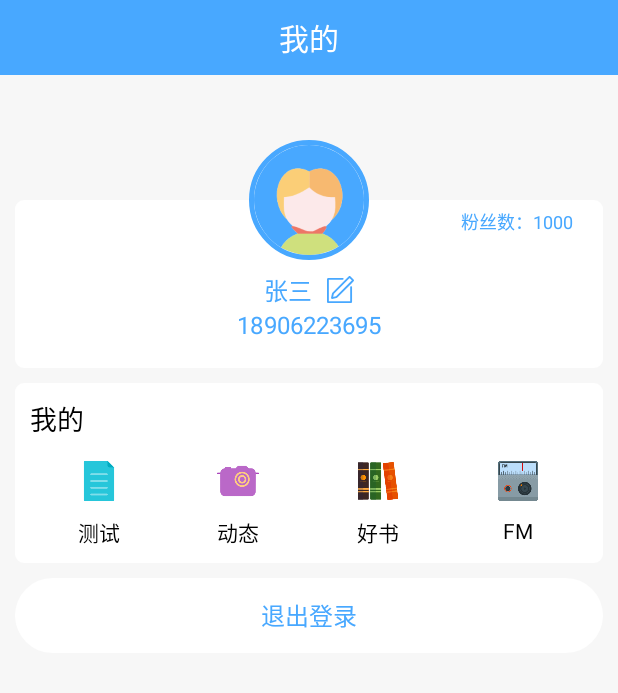
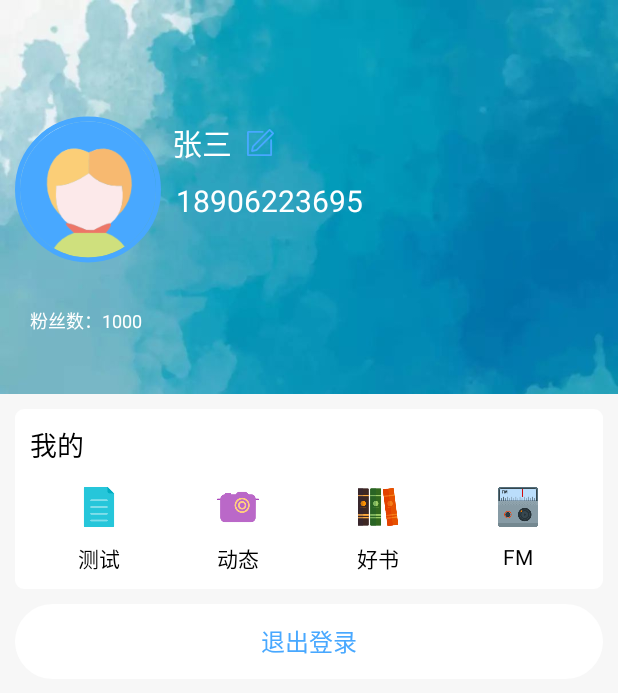
Before and after one commit to Magic-Jia/Psychology, an Android app: the fragment MineFragment shown on its own in the app's theme, on a phone screen of 412 x 824 dp. Shown: the top 693 px of the screen. Run offline under Robolectric (Android 15) with nearby library versions, the phone set to English and light mode, and no system bars; our stand-ins replace CircleImageView, EventBus; pictures from the network do not load; 1 statement that could not run was skipped.

Commit message:
更新了个人主页

```diff
--- a/app/src/main/res/layout/fragment_mine.xml
+++ b/app/src/main/res/layout/fragment_mine.xml
@@ -1,115 +1,105 @@
 <?xml version="1.0" encoding="utf-8"?>
 <androidx.constraintlayout.widget.ConstraintLayout xmlns:android="http://schemas.android.com/apk/res/android"
     xmlns:app="http://schemas.android.com/apk/res-auto"
+    xmlns:tools="http://schemas.android.com/tools"
     android:layout_width="match_parent"
     android:layout_height="match_parent"
     android:background="@color/gray"
     android:orientation="vertical">
 
-    <RelativeLayout
-        android:id="@+id/titleView"
-        android:layout_width="match_parent"
-        android:layout_height="50dp"
-        android:background="@color/colorPrimary"
-        android:orientation="horizontal"
-        app:layout_constraintTop_toTopOf="parent">
-
-        <ImageView
-            android:id="@+id/backBtn"
-            android:layout_width="50dp"
-            android:layout_height="50dp"
-            android:padding="10dp"
-            android:src="@drawable/ic_back"
-            android:visibility="gone" />
-
-        <TextView
-            android:layout_width="wrap_content"
-            android:layout_height="50dp"
-            android:layout_centerInParent="true"
-            android:gravity="center"
-            android:text="我的"
-            android:textColor="#fff"
-            android:textSize="20dp" />
-    </RelativeLayout>
-
-    <LinearLayout
+    <androidx.constraintlayout.widget.ConstraintLayout
         android:id="@+id/infoParent"
         android:layout_width="match_parent"
         android:layout_height="wrap_content"
-        android:layout_margin="10dp"
-        android:background="@drawable/shape_home_white"
+        android:layout_margin="0dp"
+        android:background="@drawable/personal_background"
         android:gravity="center_vertical"
         android:orientation="horizontal"
         android:padding="10dp"
-        app:layout_constraintTop_toBottomOf="@+id/guideline4">
+        app:layout_constraintTop_toTopOf="parent"
+        tools:layout_editor_absoluteX="-2dp">
 
-
-        <LinearLayout
-            android:layout_width="match_parent"
-            android:layout_height="wrap_content"
-            android:layout_marginTop="15dp"
-            android:gravity="center"
-            android:orientation="vertical"
-            android:paddingTop="15dp"
-            android:paddingBottom="15dp">
+        <de.hdodenhof.circleimageview.CircleImageView
+            android:id="@+id/headView"
+            android:layout_width="97dp"
+            android:layout_height="103dp"
+            android:layout_marginStart="5dp"
+            android:layout_marginTop="10dp"
+            android:layout_marginEnd="300dp"
+            android:layout_marginBottom="20dp"
+            android:elevation="1dp"
+            android:src="@drawable/icon_head"
+            app:civ_border_color="@color/colorPrimary"
+            app:civ_border_width="3dp"
+            app:layout_constraintBottom_toBottomOf="parent"
+            app:layout_constraintEnd_toEndOf="parent"
+            app:layout_constraintStart_toStartOf="parent"
+            app:layout_constraintTop_toTopOf="parent" />
 
         <TextView
             android:id="@+id/nameTv"
-                android:drawableRight="@drawable/ic_edit"
             android:layout_width="wrap_content"
             android:layout_height="wrap_content"
+            android:layout_marginStart="7dp"
+            android:layout_marginTop="70dp"
+            android:layout_marginEnd="231dp"
+            android:layout_marginBottom="10dp"
+            android:drawableRight="@drawable/ic_edit"
+            android:drawablePadding="10dp"
             android:text="张三"
-                android:drawablePadding="10dp"
-                android:textColor="@color/colorPrimary"
-                android:textSize="16dp" />
+            android:textColor="@color/white"
+            android:textSize="20dp"
+            app:layout_constraintBottom_toTopOf="@id/phoneTv"
+            app:layout_constraintEnd_toEndOf="parent"
+            app:layout_constraintHorizontal_bias="0.0"
+            app:layout_constraintStart_toEndOf="@id/headView"
+            app:layout_constraintTop_toTopOf="parent" />
 
         <TextView
             android:id="@+id/phoneTv"
             android:layout_width="wrap_content"
             android:layout_height="wrap_content"
+            android:layout_marginStart="10dp"
+            android:layout_marginTop="0dp"
+            android:layout_marginEnd="160dp"
+            android:layout_marginBottom="105dp"
             android:text="18906223695"
-                android:textColor="@color/colorPrimary"
-                android:textSize="16dp" />
-        </LinearLayout>
-    </LinearLayout>
+            android:textColor="@color/white"
+            android:textSize="20dp"
+            app:layout_constraintBottom_toBottomOf="parent"
+            app:layout_constraintEnd_toEndOf="parent"
+            app:layout_constraintStart_toEndOf="@id/headView"
+            app:layout_constraintTop_toBottomOf="@id/nameTv" />
 
         <TextView
             android:id="@+id/fans"
             android:layout_width="wrap_content"
             android:layout_height="wrap_content"
-        android:layout_marginRight="20dp"
+            android:layout_marginStart="10dp"
+
+            android:layout_marginTop="16dp"
+            android:layout_marginBottom="20dp"
             android:text="粉丝数：1000"
+            android:textColor="@color/white"
             android:textSize="12dp"
-        android:layout_marginTop="5dp"
-        android:textColor="@color/colorPrimary"
+            app:layout_constraintBottom_toBottomOf="parent"
+            app:layout_constraintEnd_toEndOf="parent"
+            app:layout_constraintHorizontal_bias="0.0"
+            app:layout_constraintStart_toStartOf="parent"
+            app:layout_constraintTop_toBottomOf="@+id/headView" />
 
-        app:layout_constraintRight_toRightOf="@id/infoParent"
-        app:layout_constraintTop_toTopOf="@id/infoParent" />
-
-    <de.hdodenhof.circleimageview.CircleImageView
-        android:id="@+id/headView"
-        android:layout_width="80dp"
-        android:layout_height="80dp"
-        android:elevation="1dp"
-        android:src="@drawable/icon_head"
-        app:civ_border_color="@color/colorPrimary"
-        app:civ_border_width="3dp"
-        app:layout_constraintBottom_toTopOf="@+id/infoParent"
-        app:layout_constraintLeft_toLeftOf="parent"
-        app:layout_constraintRight_toRightOf="parent"
-        app:layout_constraintTop_toBottomOf="@+id/titleView"
-        app:layout_constraintTop_toTopOf="@+id/infoParent" />
+    </androidx.constraintlayout.widget.ConstraintLayout>
 
     <LinearLayout
         android:id="@+id/studentContentLL"
         android:layout_width="match_parent"
         android:layout_height="wrap_content"
         android:layout_margin="10dp"
-        app:layout_constraintBottom_toTopOf="@+id/logout"
         android:background="@drawable/shape_home_white"
         android:orientation="vertical"
         android:padding="10dp"
         android:visibility="visible"
+        app:layout_constraintBottom_toTopOf="@+id/logout"
         app:layout_constraintTop_toBottomOf="@id/infoParent">
 
         <TextView
@@ -231,4 +221,5 @@
         android:layout_height="wrap_content"
         android:orientation="horizontal"
         app:layout_constraintGuide_percent="0.15" />
+
 </androidx.constraintlayout.widget.ConstraintLayout>
```
Also changed, not shown: app/src/main/res/drawable/personal_background.png (added). Lines whose indentation alone changed are shown as unchanged.
